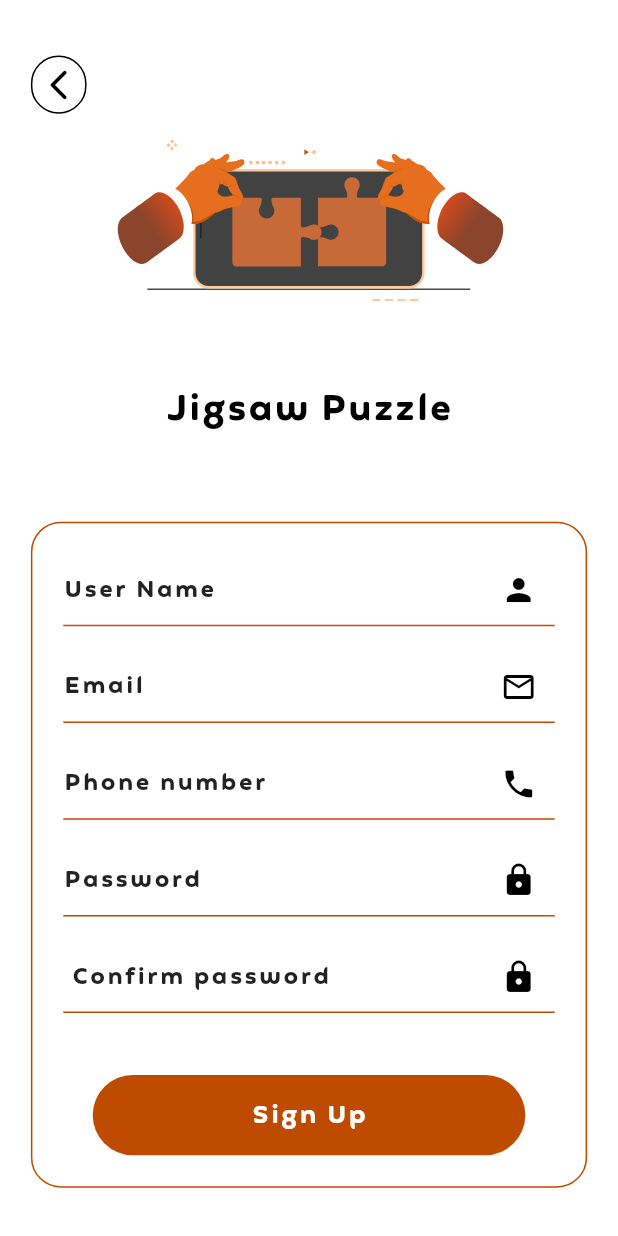
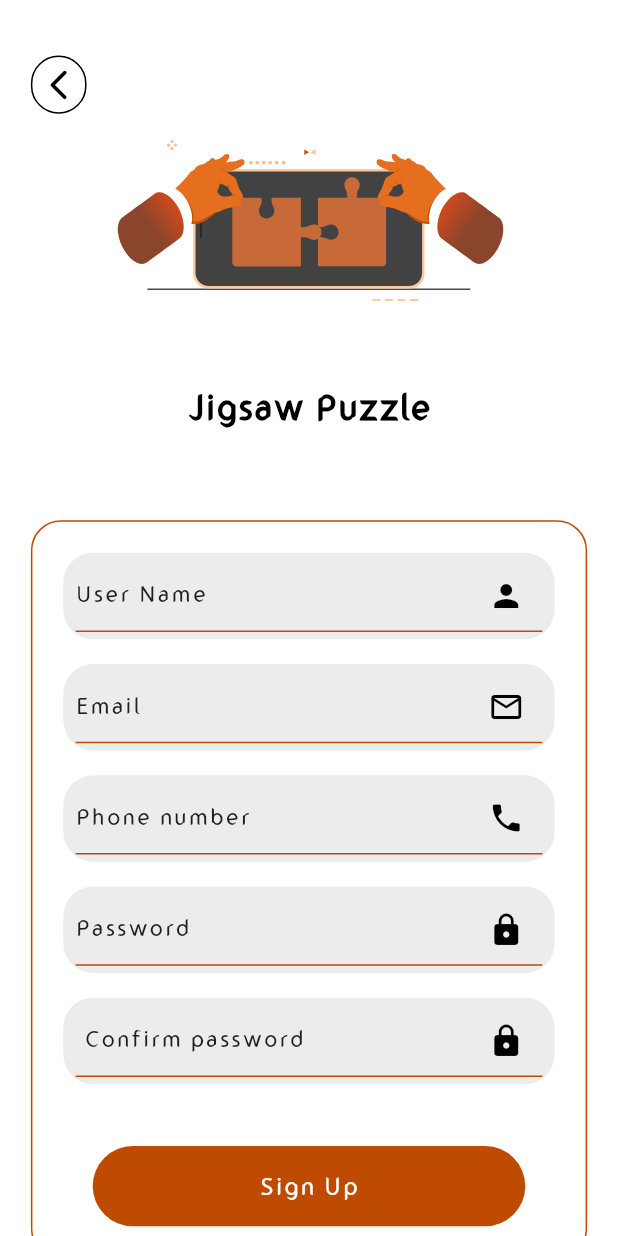
Before and after one commit to Jayfablead/jicksawapp, a Flutter app: the signup screen opened directly, on a phone screen of 412 x 824 dp. Run offline on Flutter 3.47's test engine with Material 2 defaults, Android fonts, the phone set to English and light mode, and no system bars; our stand-ins replace cached_network_image, carousel_slider, connectivity, equatable, flip_card, flutter_colorpicker and 7 more; missing offline and left inert: model_viewer_plus, panara_dialogs, shake; accounts and stored records are empty; network calls fail; project files that could hold a hidden picture were left out.

Commit message:
change 24-05

```diff
--- a/lib/Screen/signup.dart
+++ b/lib/Screen/signup.dart
@@ -106,7 +106,13 @@ class _signupState extends State<signup> {
                     key: _formKey,
                     child: Column(
                       children: [
-                        TextFormField(
+                        Container(padding: EdgeInsets.symmetric(horizontal: 2.w),
+                          decoration: BoxDecoration(
+                              color: secondary,
+                              borderRadius: BorderRadius.circular(20)),
+                          height: 7.h,
+                          alignment: Alignment.center,
+                          child: TextFormField(
                             style: TextStyle(
                                 color: Colors.black,
                                 fontFamily: 'game',
@@ -144,10 +150,17 @@ class _signupState extends State<signup> {
                                     letterSpacing: 2,
                                     fontSize: 11.sp)),
                           ),
+                        ),
                         SizedBox(
                           height: 2.h,
                         ),
-                        TextFormField(
+                        Container(padding: EdgeInsets.symmetric(horizontal: 2.w),
+                          decoration: BoxDecoration(
+                              color: secondary,
+                              borderRadius: BorderRadius.circular(20)),
+                          height: 7.h,
+                          alignment: Alignment.center,
+                          child: TextFormField(
                             style: TextStyle(
                                 color: Colors.black,
                                 fontFamily: 'game',
@@ -201,10 +214,17 @@ class _signupState extends State<signup> {
                                     letterSpacing: 2,
                                     fontSize: 11.sp)),
                           ),
+                        ),
                         SizedBox(
                           height: 2.h,
                         ),
-                        TextFormField(
+                        Container(padding: EdgeInsets.symmetric(horizontal: 2.w),
+                          decoration: BoxDecoration(
+                              color: secondary,
+                              borderRadius: BorderRadius.circular(20)),
+                          height: 7.h,
+                          alignment: Alignment.center,
+                          child: TextFormField(
                             style: TextStyle(
                                 color: Colors.black,
                                 fontFamily: 'game',
@@ -244,10 +264,17 @@ class _signupState extends State<signup> {
                                     letterSpacing: 2,
                                     fontSize: 11.sp)),
                           ),
+                        ),
                         SizedBox(
                           height: 2.h,
                         ),
-                        TextFormField(
+                        Container(padding: EdgeInsets.symmetric(horizontal: 2.w),
+                          decoration: BoxDecoration(
+                              color: secondary,
+                              borderRadius: BorderRadius.circular(20)),
+                          height: 7.h,
+                          alignment: Alignment.center,
+                          child: TextFormField(
                             style: TextStyle(
                                 color: Colors.black,
                                 fontFamily: 'game',
@@ -285,10 +312,17 @@ class _signupState extends State<signup> {
                                     letterSpacing: 2,
                                     fontSize: 11.sp)),
                           ),
+                        ),
                         SizedBox(
                           height: 2.h,
                         ),
-                        TextFormField(
+                        Container(padding: EdgeInsets.symmetric(horizontal: 2.w),
+                          decoration: BoxDecoration(
+                              color: secondary,
+                              borderRadius: BorderRadius.circular(20)),
+                          height: 7.h,
+                          alignment: Alignment.center,
+                          child: TextFormField(
                             style: TextStyle(
                                 color: Colors.black,
                                 fontFamily: 'game',
@@ -325,6 +359,7 @@ class _signupState extends State<signup> {
                                     fontFamily: 'game',
                                     letterSpacing: 2,
                                     fontSize: 11.sp)),
+                          ),
                         ),
                         SizedBox(
                           height: 5.h,
--- a/lib/Screen/splashscreen.dart
+++ b/lib/Screen/splashscreen.dart
@@ -46,8 +46,10 @@ class _SplashScreenState extends State<SplashScreen> {
           backgroundColor: Colors.white,
           body: Center(
             child: Column(
-              mainAxisAlignment: MainAxisAlignment.end,
-              children: [
+              mainAxisAlignment: MainAxisAlignment.center,
+              children: [SizedBox(
+                height: 10.h,
+              ),
                 Container(
                   // height: 90.h,
                   // width: 95.w,
--- a/pubspec.yaml
+++ b/pubspec.yaml
@@ -113,7 +113,8 @@ flutter:
         - asset: assets/fonts/feather_bold_by_typicalbro44_dee263c.ttf
     - family: game
       fonts:
-        - asset: assets/fonts/feather_bold_by_typicalbro44_dee263c.ttf
+        - asset: assets/fonts/Gumela.ttf
+          weight: 300
     - family: game1
       fonts:
         - asset: assets/fonts/Play_Gaming.otf
```
Also changed, not shown: lib/Screen/Forgot Password.dart (+8 -1 lines), lib/Screen/login.dart (+43 -26 lines), assets/fonts/Jumpman-1m20.ttf (added), assets/fonts/QuickStarter.ttf (added). Lines whose indentation alone changed are shown as unchanged.
